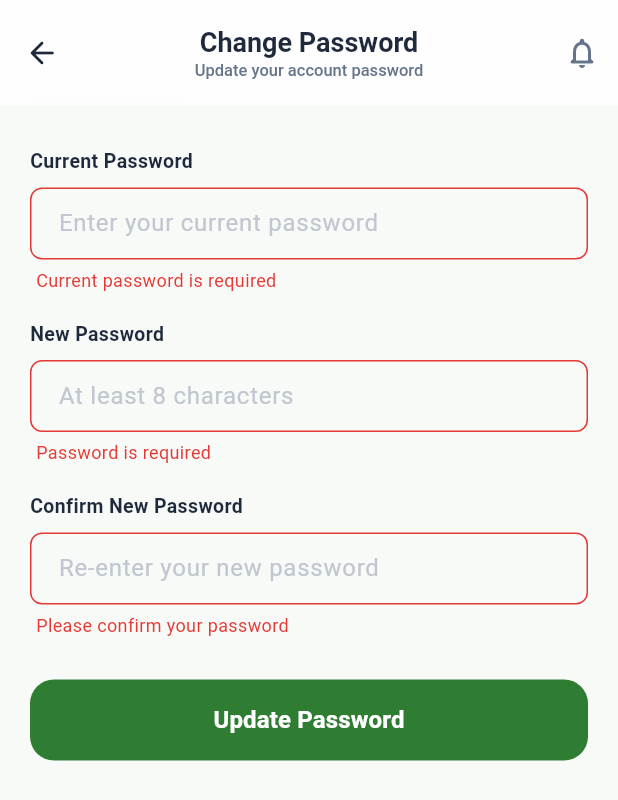
After one commit to dunkinnn/corndetector, a Flutter app: the ChangePasswordScreen screen opened directly, after a tap on "Update Password", on a phone screen of 412 x 824 dp. The commit adds this screen. Shown: the top 800 px of the screen. Run offline on Flutter 3.47's test engine with Material 3 defaults, Android fonts, the phone set to English and light mode, and no system bars; our stand-ins replace camera, flutter_secure_storage, image_picker, shared_preferences, supabase_flutter; accounts and stored records are empty.

Commit message:
Update: Enhance Home Screen welcome message font size and add Change Password feature in Profile Screen

```diff
--- /dev/null
+++ b/lib/screens/change_password_screen.dart
@@ -0,0 +1,197 @@
+import 'package:flutter/material.dart';
+import 'package:supabase_flutter/supabase_flutter.dart';
+
+import '../core/validators.dart';
+import '../services/auth_service.dart';
+import '../widgets/app_top_bar.dart';
+import '../widgets/brand_text_field.dart';
+
+class ChangePasswordScreen extends StatefulWidget {
+  const ChangePasswordScreen({super.key});
+
+  @override
+  State<ChangePasswordScreen> createState() => _ChangePasswordScreenState();
+}
+
+class _ChangePasswordScreenState extends State<ChangePasswordScreen> {
+  static const Color _primaryColor = Color(0xFF2E7D32);
+  static const Color _darkText = Color(0xFF1E293B);
+
+  final AuthService _auth = const AuthService();
+
+  final _currentController = TextEditingController();
+  final _newController = TextEditingController();
+  final _confirmController = TextEditingController();
+
+  bool _obscureCurrent = true;
+  bool _obscureNew = true;
+  bool _obscureConfirm = true;
+  bool _isSaving = false;
+
+  String? _currentError;
+  String? _newError;
+  String? _confirmError;
+
+  @override
+  void dispose() {
+    _currentController.dispose();
+    _newController.dispose();
+    _confirmController.dispose();
+    super.dispose();
+  }
+
+  bool _validate() {
+    setState(() {
+      _currentError = _currentController.text.isEmpty
+          ? 'Current password is required'
+          : null;
+      _newError = Validators.password(_newController.text);
+      _confirmError = Validators.confirmPassword(
+        _confirmController.text,
+        _newController.text,
+      );
+    });
+    return _currentError == null && _newError == null && _confirmError == null;
+  }
+
+  Future<void> _submit() async {
+    if (_isSaving || !_validate()) return;
+    setState(() => _isSaving = true);
+    try {
+      await _auth.changePassword(
+        currentPassword: _currentController.text,
+        newPassword: _newController.text,
+      );
+      if (!mounted) return;
+      ScaffoldMessenger.of(context).showSnackBar(
+        const SnackBar(
+          content: Text('Password updated.'),
+          behavior: SnackBarBehavior.floating,
+          duration: Duration(seconds: 2),
+        ),
+      );
+      Navigator.pop(context);
+    } on AuthException catch (e) {
+      setState(() => _currentError = e.message);
+    } catch (_) {
+      if (mounted) {
+        ScaffoldMessenger.of(context).showSnackBar(
+          const SnackBar(content: Text('Could not update password. Try again.')),
+        );
+      }
+    } finally {
+      if (mounted) setState(() => _isSaving = false);
+    }
+  }
+
+  @override
+  Widget build(BuildContext context) {
+    return Scaffold(
+      backgroundColor: const Color(0xFFF8FAF8),
+      extendBodyBehindAppBar: true,
+      appBar: const AppTopBar(
+        title: 'Change Password',
+        description: 'Update your account password',
+        showProfile: false,
+        showBack: true,
+      ),
+
+      body: SingleChildScrollView(
+        physics: const BouncingScrollPhysics(),
+        padding: const EdgeInsets.symmetric(horizontal: 20.0, vertical: 8.0),
+        child: Column(
+          crossAxisAlignment: CrossAxisAlignment.start,
+          children: [
+            SizedBox(
+              height:
+                  MediaQuery.of(context).padding.top + AppTopBar.height + 20,
+            ),
+
+            _buildLabel('Current Password'),
+            BrandTextField(
+              hint: 'Enter your current password',
+              controller: _currentController,
+              isPassword: true,
+              obscureText: _obscureCurrent,
+              error: _currentError,
+              onToggleObscure: () =>
+                  setState(() => _obscureCurrent = !_obscureCurrent),
+              onChanged: () => setState(() => _currentError = null),
+            ),
+            const SizedBox(height: 18),
+
+            _buildLabel('New Password'),
+            BrandTextField(
+              hint: 'At least 8 characters',
+              controller: _newController,
+              isPassword: true,
+              obscureText: _obscureNew,
+              error: _newError,
+              onToggleObscure: () => setState(() => _obscureNew = !_obscureNew),
+              onChanged: () => setState(() => _newError = null),
+            ),
+            const SizedBox(height: 18),
+
+            _buildLabel('Confirm New Password'),
+            BrandTextField(
+              hint: 'Re-enter your new password',
+              controller: _confirmController,
+              isPassword: true,
+              obscureText: _obscureConfirm,
+              error: _confirmError,
+              onToggleObscure: () =>
+                  setState(() => _obscureConfirm = !_obscureConfirm),
+              onChanged: () => setState(() => _confirmError = null),
+            ),
+            const SizedBox(height: 28),
+
+            SizedBox(
+              width: double.infinity,
+              height: 54,
+              child: ElevatedButton(
+                onPressed: _isSaving ? null : _submit,
+                style: ElevatedButton.styleFrom(
+                  backgroundColor: _primaryColor,
+                  foregroundColor: Colors.white,
+                  shape: RoundedRectangleBorder(
+                    borderRadius: BorderRadius.circular(16),
+                  ),
+                  elevation: 0,
+                ),
+                child: _isSaving
+                    ? const SizedBox(
+                        height: 20,
+                        width: 20,
+                        child: CircularProgressIndicator(
+                          strokeWidth: 2,
+                          color: Colors.white,
+                        ),
+                      )
+                    : const Text(
+                        'Update Password',
+                        style: TextStyle(fontSize: 16, fontWeight: FontWeight.bold),
+                      ),
+              ),
+            ),
+
+            const SizedBox(height: 40),
+          ],
+        ),
+      ),
+    );
+  }
+
+  Widget _buildLabel(String text) {
+    return Padding(
+      padding: const EdgeInsets.only(bottom: 8),
+      child: Text(
+        text,
+        style: const TextStyle(
+          fontSize: 13,
+          fontWeight: FontWeight.w600,
+          color: _darkText,
+        ),
+      ),
+    );
+  }
+}
--- a/lib/screens/home_screen.dart
+++ b/lib/screens/home_screen.dart
@@ -102,7 +102,7 @@ class _HomeScreenState extends State<HomeScreen> {
                     Text(
                       'Welcome,',
                       style: TextStyle(
-                        fontSize: 14,
+                        fontSize: 16,
                         fontWeight: FontWeight.w500,
                         color: Colors.grey.shade600,
                         letterSpacing: 0.2,
@@ -112,7 +112,7 @@ class _HomeScreenState extends State<HomeScreen> {
                     Text(
                       _displayName,
                       style: const TextStyle(
-                        fontSize: 26,
+                        fontSize: 30,
                         fontWeight: FontWeight.w800,
                         color: Color(0xFF1E293B),
                         letterSpacing: -0.5,
--- a/lib/screens/profile_screen.dart
+++ b/lib/screens/profile_screen.dart
@@ -8,6 +8,7 @@ import '../services/profile_service.dart';
 import '../widgets/app_bottom_nav.dart';
 import '../widgets/app_top_bar.dart';
 import 'auth/login_screen.dart';
+import 'change_password_screen.dart';
 import 'edit_profile_screen.dart';
 import 'help_about_screen.dart';
 import 'settings_screen.dart';
@@ -88,6 +89,13 @@ class _ProfileScreenState extends State<ProfileScreen> {
                       await _open(context, const EditProfileScreen());
                       _loadProfile();
                     },
+                  ),
+                  _buildDivider(),
+                  _buildSettingsTile(
+                    icon: Icons.lock_outline_rounded,
+                    title: 'Change Password',
+                    subtitle: 'Update your account password',
+                    onTap: () => _open(context, const ChangePasswordScreen()),
                   ),
                   _buildDivider(),
                   _buildSettingsTile(
--- a/lib/services/auth_service.dart
+++ b/lib/services/auth_service.dart
@@ -1,3 +1,5 @@
+import 'package:supabase_flutter/supabase_flutter.dart';
+
 import '../core/supabase_config.dart';
 
 // Thin wrapper around Supabase Auth for sign up, sign in, sign out, and
@@ -33,4 +35,19 @@ class AuthService {
   Future<void> signOut() {
     return supabase.auth.signOut();
   }
+
+  // Re-verifies the current password before applying the new one, so a
+  // hijacked but still-signed-in session can't silently change it.
+  Future<void> changePassword({
+    required String currentPassword,
+    required String newPassword,
+  }) async {
+    final email = supabase.auth.currentUser?.email;
+    if (email == null) throw StateError('No signed-in user.');
+    await supabase.auth.signInWithPassword(
+      email: email,
+      password: currentPassword,
+    );
+    await supabase.auth.updateUser(UserAttributes(password: newPassword));
+  }
 }
```
